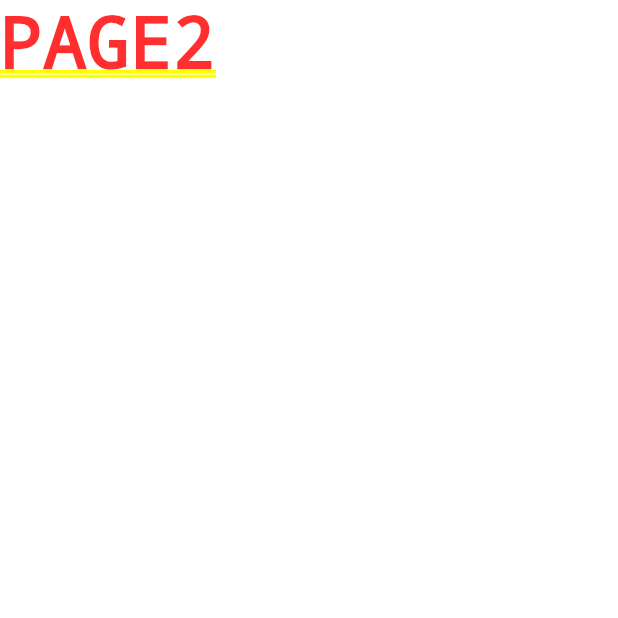
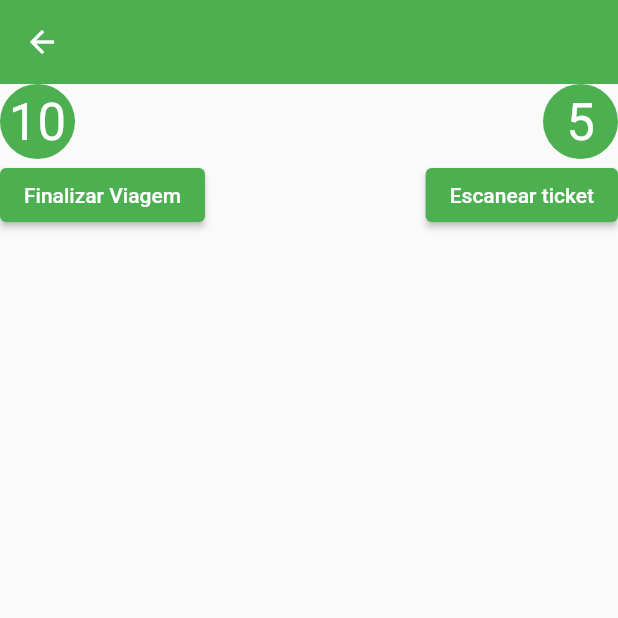
Before and after one commit to marianaruddy/xbus, a Flutter app: the screen it shows once a user with an empty profile is signed in, after a tap on "Iniciar Viagem", on a phone screen of 412 x 824 dp, the top half of it. Run offline on Flutter 3.47's test engine with Material 2 defaults, Android fonts, the phone set to English and light mode, and no system bars; our stand-ins replace cloud_firestore, firebase_auth, firebase_core, flutter_spinkit; missing offline and left inert: mobile_scanner; accounts and stored records are empty.

Commit message:
create navigation and end trip

```diff
--- /dev/null
+++ b/driver/lib/screens/Navigation/navigation.dart
@@ -0,0 +1,98 @@
+import 'package:driver/models/trip.dart';
+import 'package:driver/screens/home/home.dart';
+import 'package:driver/screens/qrcode.dart';
+import 'package:driver/services/database.dart';
+import 'package:flutter/material.dart';
+
+class Navigation extends StatefulWidget {
+  Trip? selectedTrip;
+  Navigation(
+    this.selectedTrip
+  );
+
+  @override
+  State<Navigation> createState() => _NavigationState(selectedTrip);
+}
+
+class RoundedNumber extends StatelessWidget {
+  int number;
+  RoundedNumber(this.number);
+
+  @override
+  Widget build(BuildContext context) {
+    return Container(
+      width:50.0,
+      height:50.0,
+      alignment: Alignment.center,
+      child: Text(
+        '$number',
+        style: TextStyle(
+          color: Colors.white,
+          fontSize: 34
+        ),
+      ),
+      decoration: BoxDecoration(
+        shape: BoxShape.circle,
+        color: Colors.green,
+      ),
+    );
+  }
+}
+
+class _NavigationState extends State<Navigation> {
+  Trip? selectedTrip;
+  _NavigationState(
+    this.selectedTrip
+  );
+
+  int peopleInBus = 10; // TODO pegar dados do firebase
+  int peopleAtNextStop = 5; // TODO pegar dados do firebase
+  @override
+  Widget build(BuildContext context) {
+    return  Scaffold(
+      appBar: AppBar(
+        elevation: 0.0,
+      ),
+      body: Column(
+        children: [
+          Row(
+            mainAxisAlignment: MainAxisAlignment.spaceBetween,
+            children: [
+              RoundedNumber(peopleInBus),
+              RoundedNumber(peopleAtNextStop),
+            ],
+          ),
+          Row(),
+          Row(
+            mainAxisAlignment: MainAxisAlignment.spaceBetween,
+            children: [
+              ElevatedButton(
+                onPressed: () {
+                  DatabaseService().updateTrip(
+                  selectedTrip?.id,
+                  {
+                    'ActualArrivalTime': DateTime.now(),
+                  }
+                );
+                Navigator.of(context)
+                  .push(
+                    MaterialPageRoute(builder: (context) => Home())
+                  );
+                },
+                child: Text('Finalizar Viagem'),
+              ),
+              ElevatedButton(
+                onPressed: () {
+                  Navigator.of(context).push(MaterialPageRoute(
+                    builder: (context) => QrCodePage(),
+                  ));
+                },
+                child: Text('Escanear ticket'),
+              ),
+            ],
+          ),
+        ],
+      ),
+    );
+  }
+}
--- a/driver/lib/screens/home/route_form.dart
+++ b/driver/lib/screens/home/route_form.dart
@@ -1,8 +1,7 @@
 import 'package:driver/models/route.dart';
 import 'package:driver/models/trip.dart';
 import 'package:driver/models/vehicle.dart';
-import 'package:driver/screens/page2.dart';
-import 'package:driver/screens/qrcode.dart';
+import 'package:driver/screens/Navigation/navigation.dart';
 import 'package:firebase_auth/firebase_auth.dart';
 import 'package:flutter/material.dart';
 import 'package:provider/provider.dart';
@@ -141,20 +140,12 @@ class _RouteFormState extends State<RouteForm> {
                       );
                       Navigator.of(context)
                         .push(
-                          MaterialPageRoute(builder: (context) => Page2())
+                          MaterialPageRoute(builder: (context) => Navigation(_selectedHour))
                         );
                     },
                     child: Text('Iniciar Viagem'),
                   ),
                   SizedBox(height: 20.0),
-                  ElevatedButton( // TODO: tirar daqui
-                    onPressed: () {
-                      Navigator.of(context).push(MaterialPageRoute(
-                        builder: (context) => QrCodePage(),
-                      ));
-                    },
-                    child: Text('Scan code'),
-                  ),
                 ],
               ),
             ),);
```
